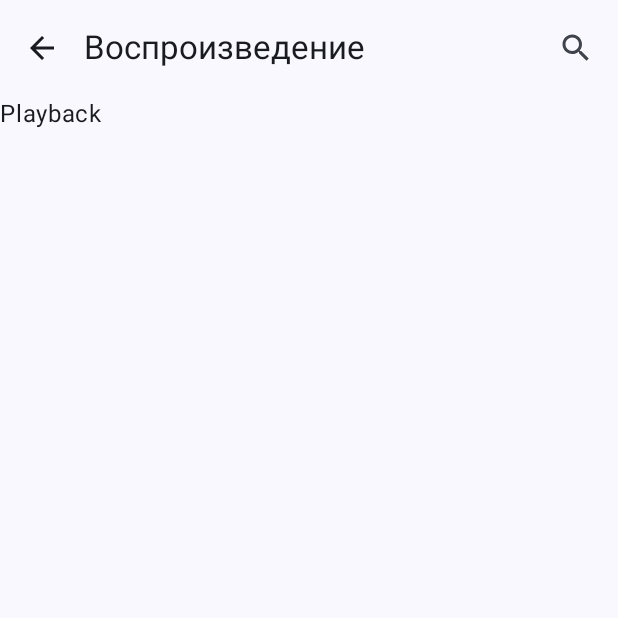
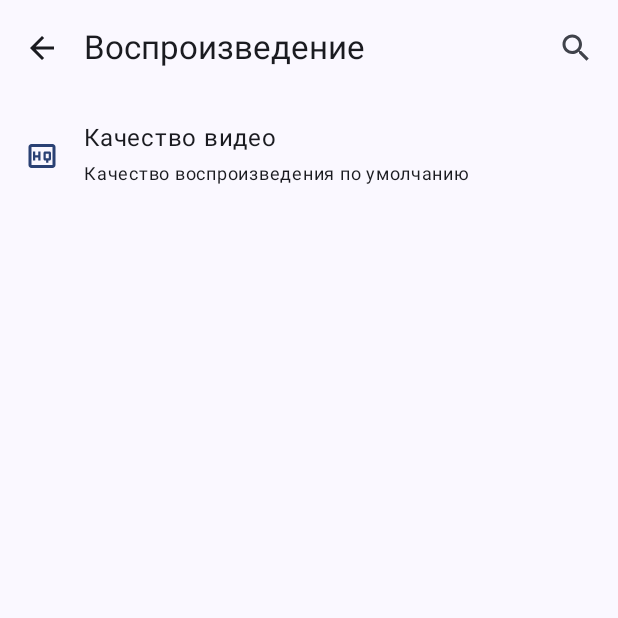
Before and after one commit to urFate/shirabox-app, an Android app built with Jetpack Compose: the PlaybackSettingsScreen screen opened through its navigation route, on a phone screen of 412 x 824 dp, the top half of it. Run offline under Robolectric (Android 15) with nearby library versions, the phone set to English and light mode, and no system bars; our stand-ins replace accompanist.

Commit message:
feat: default quality settings

```diff
--- a/app/src/main/java/live/shirabox/shirabox/ui/activity/settings/SettingsNavHost.kt
+++ b/app/src/main/java/live/shirabox/shirabox/ui/activity/settings/SettingsNavHost.kt
@@ -16,7 +16,7 @@ import live.shirabox.core.util.Util
 import live.shirabox.shirabox.ui.activity.settings.category.AboutSettingsScreen
 import live.shirabox.shirabox.ui.activity.settings.category.AppearanceSettingsScreen
 import live.shirabox.shirabox.ui.activity.settings.category.GeneralSettingsScreen
-import live.shirabox.shirabox.ui.activity.settings.category.PlaybackSettingsScreen
+import live.shirabox.shirabox.ui.activity.settings.category.playback.PlaybackSettingsScreen
 import live.shirabox.shirabox.ui.activity.settings.category.SettingsRootScreen
 
 @Composable
@@ -64,7 +64,7 @@ fun SettingsNavHost(
 
             composable(
                 route = SettingsNavItems.Playback.route
-            ) { PlaybackSettingsScreen() }
+            ) { PlaybackSettingsScreen(viewModel = model) }
 
             composable(
                 route = SettingsNavItems.About.route
--- a/app/src/main/java/live/shirabox/shirabox/ui/activity/settings/SettingsScheme.kt
+++ b/app/src/main/java/live/shirabox/shirabox/ui/activity/settings/SettingsScheme.kt
@@ -1,6 +1,8 @@
 package live.shirabox.shirabox.ui.activity.settings
 
 import androidx.datastore.preferences.core.booleanPreferencesKey
+import androidx.datastore.preferences.core.intPreferencesKey
+import androidx.datastore.preferences.core.stringPreferencesKey
 
 object SettingsScheme {
     const val DATASTORE_NAME = "settings"
@@ -8,4 +10,5 @@ object SettingsScheme {
     val FIELD_SUBSCRIPTION = booleanPreferencesKey("notifications_sub")
     val FIELD_DARK_MODE = booleanPreferencesKey("dark_mode")
     val FIELD_USER_COLOR_PALETTE = booleanPreferencesKey("user_colors")
+    val FIELD_DEFAULT_QUALITY = intPreferencesKey("default_quality")
 }
--- a/app/src/main/java/live/shirabox/shirabox/ui/activity/settings/SettingsViewModel.kt
+++ b/app/src/main/java/live/shirabox/shirabox/ui/activity/settings/SettingsViewModel.kt
@@ -30,10 +30,29 @@ class SettingsViewModel : ViewModel() {
         }
     }
 
+    fun intPreferenceFlow(context: Context, key: Preferences.Key<Int>): Flow<Int> {
+        return context.dataStore.data.catch {
+            if (it is IOException) {
+                it.printStackTrace()
+                emit(emptyPreferences())
+            } else {
+                throw it
+            }
+        }.map {
+            it[key] ?: 0
+        }
+    }
+
     suspend fun writeBooleanData(context: Context, key: Preferences.Key<Boolean>, value: Boolean) {
         context.dataStore.edit { settings ->
             settings[key] = value
         }
     }
 
+    suspend fun writeIntData(context: Context, key: Preferences.Key<Int>, value: Int) {
+        context.dataStore.edit { settings ->
+            settings[key] = value
+        }
+    }
+
 }
--- a/app/src/main/java/live/shirabox/shirabox/ui/activity/settings/category/PlaybackSettingsScreen.kt
+++ /dev/null
@@ -1,9 +0,0 @@
-package live.shirabox.shirabox.ui.activity.settings.category
-
-import androidx.compose.material3.Text
-import androidx.compose.runtime.Composable
-
-@Composable
-fun PlaybackSettingsScreen() {
-    Text("Playback")
-}
--- /dev/null
+++ b/app/src/main/java/live/shirabox/shirabox/ui/activity/settings/category/playback/PlaybackSettingsScreen.kt
@@ -0,0 +1,45 @@
+package live.shirabox.shirabox.ui.activity.settings.category.playback
+
+import androidx.compose.foundation.layout.Column
+import androidx.compose.foundation.layout.fillMaxSize
+import androidx.compose.material.icons.Icons
+import androidx.compose.material.icons.outlined.HighQuality
+import androidx.compose.material3.Icon
+import androidx.compose.material3.MaterialTheme
+import androidx.compose.runtime.Composable
+import androidx.compose.runtime.mutableStateOf
+import androidx.compose.runtime.remember
+import androidx.compose.ui.Modifier
+import androidx.compose.ui.res.stringResource
+import live.shirabox.shirabox.R
+import live.shirabox.shirabox.ui.activity.settings.Preference
+import live.shirabox.shirabox.ui.activity.settings.SettingsViewModel
+
+@Composable
+fun PlaybackSettingsScreen(
+    viewModel: SettingsViewModel
+) {
+    val qualityVisibilityState = remember {
+        mutableStateOf(false)
+    }
+
+    Column(
+        modifier = Modifier
+            .fillMaxSize()
+    ) {
+        Preference(
+            title = stringResource(id = R.string.playback_default_quality),
+            description = stringResource(id = R.string.playback_default_quality_desc),
+            icon = {
+                Icon(
+                    imageVector = Icons.Outlined.HighQuality,
+                    tint = MaterialTheme.colorScheme.primary,
+                    contentDescription = "quality"
+                )
+            }) {
+            qualityVisibilityState.value = true
+        }
+    }
+
+    QualityDialog(viewModel, qualityVisibilityState)
+}
--- a/app/src/main/res/values/strings.xml
+++ b/app/src/main/res/values/strings.xml
@@ -125,5 +125,11 @@
     <string name="user_theme_settings">Системная палитра</string>
     <string name="user_theme_settings_description">Использование пользовательской системной палитры (Android 12+)</string>
     <string name="theme_options_block">Тема</string>
+    <string name="playback_default_quality">Качество видео</string>
+    <string name="playback_default_quality_desc">Качество воспроизведения по умолчанию</string>
+    <string name="confirm">Подтвердить</string>
+    <string name="high_quality">Высокое качество</string>
+    <string name="medium_quality">Среднее качество</string>
+    <string name="low_quality">Низкое качество</string>
 
 </resources>
```
Also changed, not shown: app/src/main/java/live/shirabox/shirabox/ui/activity/settings/category/playback/Dialogs.kt (added, +152 -0 lines).
